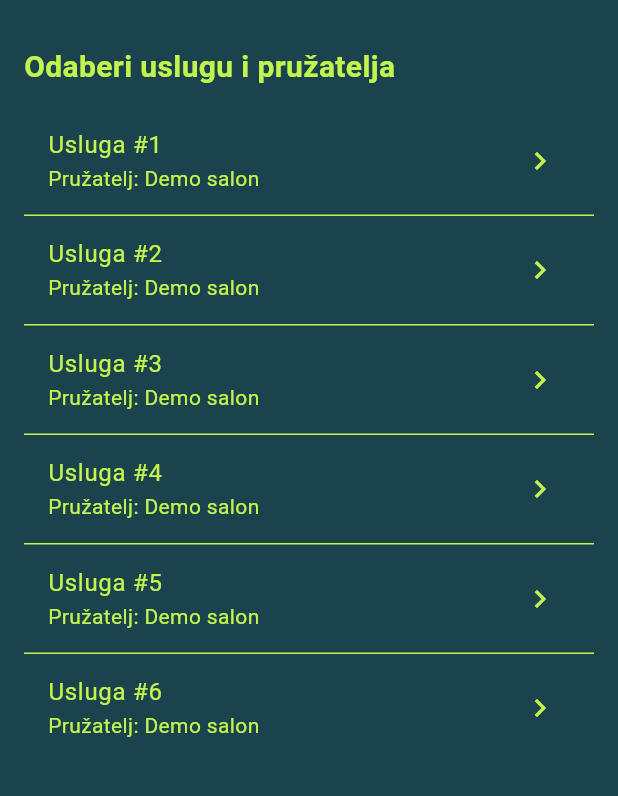
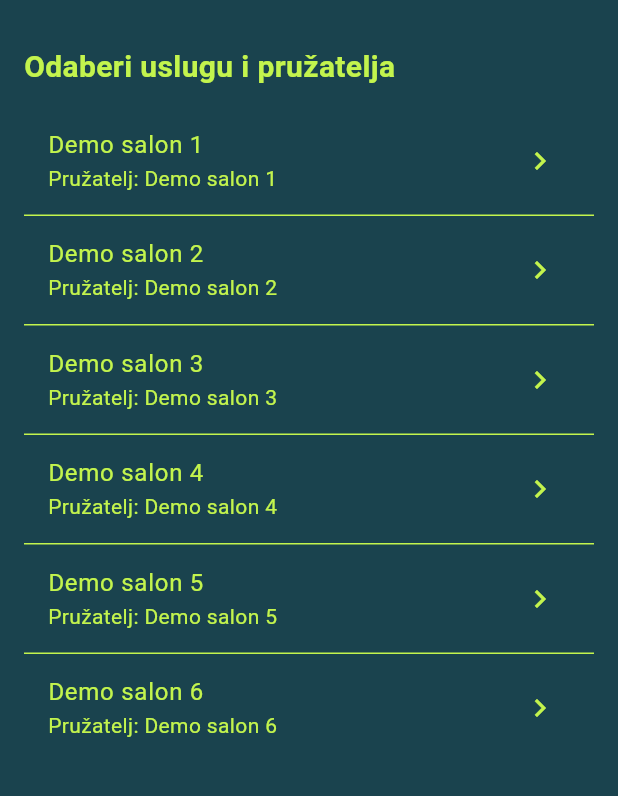
Before and after one commit to lvranic/TerminoApp, a Flutter app: the UserDashboardScreen screen opened by its route, on a phone screen of 412 x 824 dp, the part 63-859 px from its top. Run offline on Flutter 3.47's test engine with Material 3 defaults, Android fonts, the phone set to English and light mode, and no system bars; our stand-ins replace firebase_core, graphql_flutter, shared_preferences; accounts and stored records are empty.

Commit message:
sreden frontend do rezervacije termina

```diff
--- a/lib/screens/user_dashboard_screen.dart
+++ b/lib/screens/user_dashboard_screen.dart
@@ -1,5 +1,5 @@
+// lib/screens/user_dashboard_screen.dart
 import 'package:flutter/material.dart';
-import 'select_service_screen.dart'; // dolazi u 2. paketu
 
 class UserDashboardScreen extends StatelessWidget {
   static const route = '/user-dashboard';
@@ -7,6 +7,16 @@ class UserDashboardScreen extends StatelessWidget {
 
   @override
   Widget build(BuildContext context) {
+    // Demo podaci – u sljedećem koraku ovo ćemo čitati iz backenda
+    final providers = const [
+      {'id': 'admin-1', 'name': 'Demo salon 1'},
+      {'id': 'admin-2', 'name': 'Demo salon 2'},
+      {'id': 'admin-3', 'name': 'Demo salon 3'},
+      {'id': 'admin-4', 'name': 'Demo salon 4'},
+      {'id': 'admin-5', 'name': 'Demo salon 5'},
+      {'id': 'admin-6', 'name': 'Demo salon 6'},
+    ];
+
     return Scaffold(
       backgroundColor: const Color(0xFF1A434E),
       appBar: AppBar(
@@ -33,27 +43,35 @@ class UserDashboardScreen extends StatelessWidget {
             const SizedBox(height: 12),
             Expanded(
               child: ListView.separated(
-                itemCount: 6,
-                itemBuilder: (_, i) => ListTile(
+                itemCount: providers.length,
+                itemBuilder: (_, i) {
+                  final p = providers[i];
+                  return ListTile(
                     title: Text(
-                    'Usluga #${i + 1}',
+                      p['name']!,
                       style: const TextStyle(color: Color(0xFFC3F44D)),
                     ),
-                  subtitle: const Text(
-                    'Pružatelj: Demo salon',
-                    style: TextStyle(color: Color(0xFFC3F44D)),
+                    subtitle: Text(
+                      'Pružatelj: ${p['name']}',
+                      style: const TextStyle(color: Color(0xFFC3F44D)),
                     ),
-                  trailing: const Icon(Icons.chevron_right, color: Color(0xFFC3F44D)),
+                    trailing:
+                    const Icon(Icons.chevron_right, color: Color(0xFFC3F44D)),
                     onTap: () {
-                    Navigator.push(
+                      // → IDEMO NA PRAVI EKRAN za odabir usluge
+                      Navigator.pushNamed(
                         context,
-                      MaterialPageRoute(
-                        builder: (_) => const SelectServiceScreenPlaceholder(),
-                      ),
+                        '/select-service',
+                        arguments: {
+                          'providerId': p['id'],
+                          'providerName': p['name'],
+                        },
                       );
                     },
-                ),
-                separatorBuilder: (_, __) => const Divider(height: 1, color: Color(0xFFC3F44D)),
+                  );
+                },
+                separatorBuilder: (_, __) =>
+                const Divider(height: 1, color: Color(0xFFC3F44D)),
               ),
             ),
           ],
@@ -62,29 +80,3 @@ class UserDashboardScreen extends StatelessWidget {
     );
   }
 }
-
-// privremeni placeholder dok ne stigne 2. paket
-class SelectServiceScreenPlaceholder extends StatelessWidget {
-  const SelectServiceScreenPlaceholder({super.key});
-
-  @override
-  Widget build(BuildContext context) {
-    return Scaffold(
-      backgroundColor: const Color(0xFF1A434E),
-      appBar: AppBar(
-        backgroundColor: const Color(0xFF1A434E),
-        title: const Text(
-          'Odabir usluge',
-          style: TextStyle(color: Color(0xFFC3F44D)),
-        ),
-        iconTheme: const IconThemeData(color: Color(0xFFC3F44D)),
-      ),
-      body: const Center(
-        child: Text(
-          'Dolazi u 2. paketu…',
-          style: TextStyle(color: Color(0xFFC3F44D)),
-        ),
-      ),
-    );
-  }
-}
```
Lines whose indentation alone changed are shown as unchanged.
